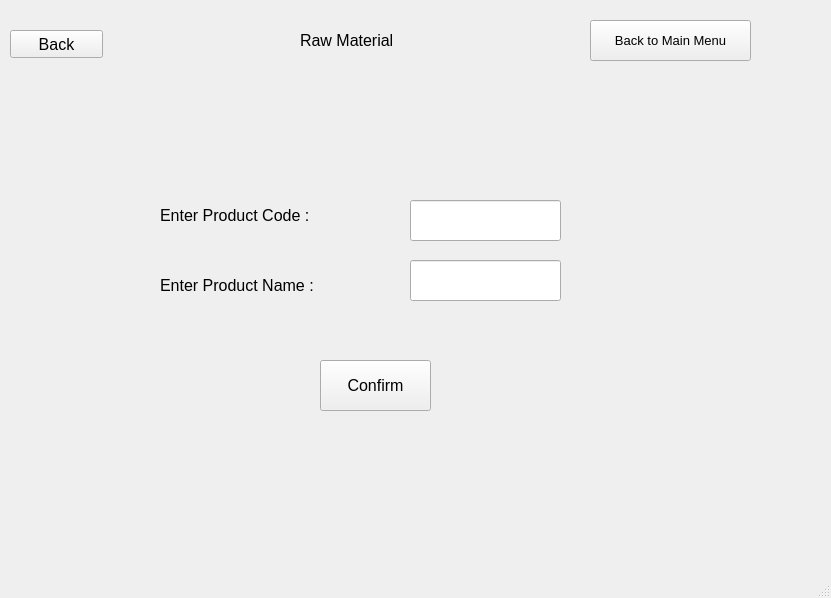
Before: the Qt Designer form UI/new_rm_entry.ui in nilay1221/Inventory_Management, drawn with Qt 5.
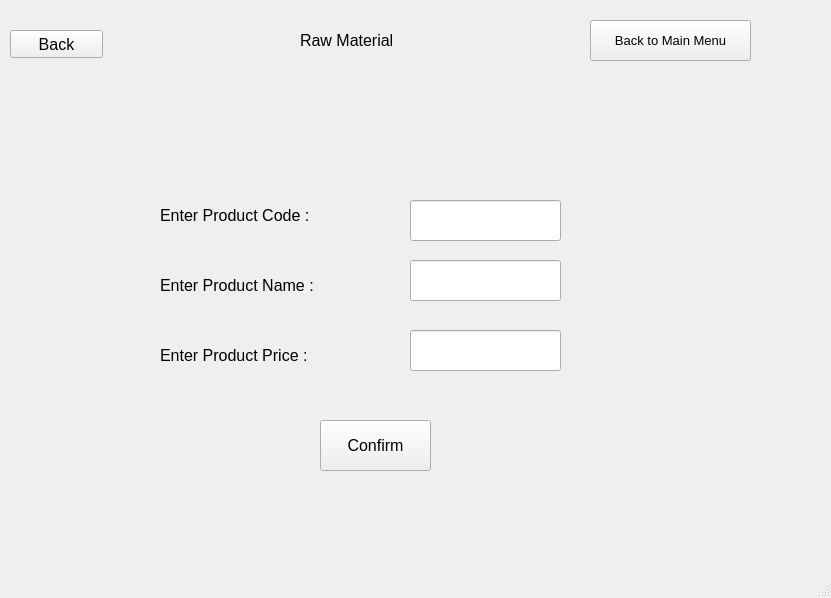
After: the same form once the commit is applied.

Commit message: Added Shade Sales,Shade Stock, RM Price

The edit to the form file:
```diff
--- a/UI/new_rm_entry.ui
+++ b/UI/new_rm_entry.ui
@@ -138,7 +138,7 @@
     <property name="geometry">
      <rect>
       <x>320</x>
-      <y>360</y>
+      <y>420</y>
       <width>111</width>
       <height>51</height>
      </rect>
@@ -152,6 +152,39 @@
      <string>Confirm</string>
     </property>
    </widget>
+   <widget class="QLineEdit" name="rm_new_product_price">
+    <property name="geometry">
+     <rect>
+      <x>410</x>
+      <y>330</y>
+      <width>151</width>
+      <height>41</height>
+     </rect>
+    </property>
+    <property name="font">
+     <font>
+      <pointsize>12</pointsize>
+     </font>
+    </property>
+   </widget>
+   <widget class="QLabel" name="label_6">
+    <property name="geometry">
+     <rect>
+      <x>160</x>
+      <y>330</y>
+      <width>201</width>
+      <height>51</height>
+     </rect>
+    </property>
+    <property name="font">
+     <font>
+      <pointsize>12</pointsize>
+     </font>
+    </property>
+    <property name="text">
+     <string>Enter Product Price : </string>
+    </property>
+   </widget>
   </widget>
   <widget class="QStatusBar" name="statusbar"/>
  </widget>
```
The commit also changes 13 other files.
